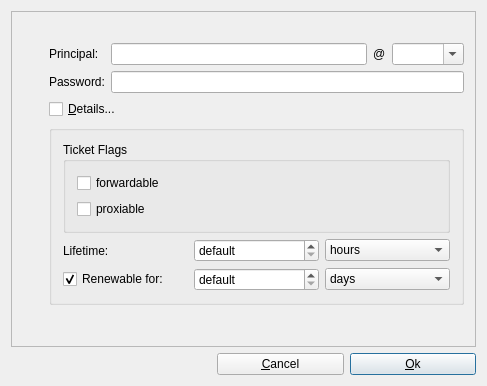
Qt form src/kinitdialog.ui (bas524/kerberos-ticket-watcher) before a commit.
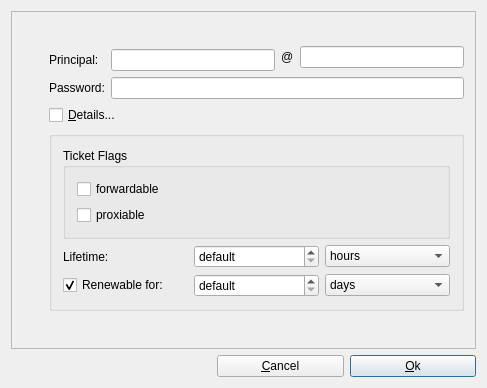
The same form after that commit. Icons and pictures are not drawn.

What changed in the file:
```diff
--- a/src/kinitdialog.ui
+++ b/src/kinitdialog.ui
@@ -12,52 +12,7 @@
   <property name="windowTitle" >
    <string>New Ticket</string>
   </property>
-  <layout class="QGridLayout" name="mainlayout" >
-   <item row="1" column="0" >
-    <spacer name="spacer1" >
-     <property name="orientation" >
-      <enum>Qt::Horizontal</enum>
-     </property>
-     <property name="sizeType" >
-      <enum>QSizePolicy::Fixed</enum>
-     </property>
-     <property name="sizeHint" stdset="0" >
-      <size>
-       <width>200</width>
-       <height>20</height>
-      </size>
-     </property>
-    </spacer>
-   </item>
-   <item row="1" column="1" >
-    <widget class="QPushButton" name="cancelButton" >
-     <property name="text" >
-      <string>&amp;Cancel</string>
-     </property>
-     <property name="shortcut" >
-      <string>Alt+C</string>
-     </property>
-    </widget>
-   </item>
-   <item row="1" column="2" >
-    <widget class="QPushButton" name="okButton" >
-     <property name="sizePolicy" >
-      <sizepolicy vsizetype="Fixed" hsizetype="Minimum" >
-       <horstretch>0</horstretch>
-       <verstretch>0</verstretch>
-      </sizepolicy>
-     </property>
-     <property name="text" >
-      <string>&amp;Ok</string>
-     </property>
-     <property name="shortcut" >
-      <string>Alt+O</string>
-     </property>
-     <property name="default" >
-      <bool>true</bool>
-     </property>
-    </widget>
-   </item>
+  <layout class="QGridLayout" name="gridLayout_2" >
    <item row="0" column="0" colspan="3" >
     <widget class="QFrame" name="frame" >
      <property name="frameShape" >
@@ -67,7 +22,7 @@
       <enum>QFrame::Plain</enum>
      </property>
      <layout class="QGridLayout" name="gridLayout" >
-      <item row="0" column="0" >
+      <item rowspan="2" row="0" column="0" >
        <widget class="QLabel" name="pixmapLabel1" >
         <property name="sizePolicy" >
          <sizepolicy vsizetype="Fixed" hsizetype="Fixed" >
@@ -138,7 +93,7 @@
         </property>
        </widget>
       </item>
-      <item rowspan="5" row="1" column="0" >
+      <item rowspan="5" row="2" column="0" >
        <spacer name="spacer3" >
         <property name="orientation" >
          <enum>Qt::Vertical</enum>
@@ -154,7 +109,7 @@
         </property>
        </spacer>
       </item>
-      <item row="1" column="1" >
+      <item row="2" column="1" >
        <widget class="QLabel" name="textLabel3" >
         <property name="text" >
          <string>Principal:</string>
@@ -164,10 +119,10 @@
         </property>
        </widget>
       </item>
-      <item row="1" column="2" >
+      <item row="2" column="2" >
        <widget class="QLineEdit" name="userLineEdit" />
       </item>
-      <item row="1" column="3" >
+      <item rowspan="2" row="1" column="3" >
        <widget class="QLabel" name="textLabel1" >
         <property name="text" >
          <string>@</string>
@@ -177,14 +132,10 @@
         </property>
        </widget>
       </item>
-      <item row="1" column="4" >
-       <widget class="QComboBox" name="realmComboBox" >
-        <property name="editable" >
-         <bool>true</bool>
-        </property>
-       </widget>
+      <item rowspan="2" row="1" column="4" >
+       <widget class="QLineEdit" name="realmLineEdit" />
       </item>
-      <item row="2" column="1" >
+      <item row="3" column="1" >
        <widget class="QLabel" name="passwordLabel" >
         <property name="text" >
          <string>Password:</string>
@@ -194,14 +145,14 @@
         </property>
        </widget>
       </item>
-      <item row="2" column="2" colspan="3" >
+      <item row="3" column="2" colspan="3" >
        <widget class="QLineEdit" name="passwordLineEdit" >
         <property name="echoMode" >
          <enum>QLineEdit::Password</enum>
         </property>
        </widget>
       </item>
-      <item row="3" column="1" colspan="4" >
+      <item row="4" column="1" colspan="4" >
        <widget class="QCheckBox" name="detailsCheckBox" >
         <property name="text" >
          <string>&amp;Details...</string>
@@ -211,7 +162,7 @@
         </property>
        </widget>
       </item>
-      <item row="4" column="1" colspan="4" >
+      <item row="5" column="1" colspan="4" >
        <widget class="QGroupBox" name="detailsBox" >
         <property name="title" >
          <string/>
@@ -343,7 +294,7 @@
         </layout>
        </widget>
       </item>
-      <item row="5" column="4" >
+      <item row="6" column="4" >
        <spacer name="spacer3_2" >
         <property name="orientation" >
          <enum>Qt::Vertical</enum>
@@ -362,6 +313,51 @@
      </layout>
     </widget>
    </item>
+   <item row="1" column="0" >
+    <spacer name="spacer1" >
+     <property name="orientation" >
+      <enum>Qt::Horizontal</enum>
+     </property>
+     <property name="sizeType" >
+      <enum>QSizePolicy::Fixed</enum>
+     </property>
+     <property name="sizeHint" stdset="0" >
+      <size>
+       <width>200</width>
+       <height>20</height>
+      </size>
+     </property>
+    </spacer>
+   </item>
+   <item row="1" column="1" >
+    <widget class="QPushButton" name="cancelButton" >
+     <property name="text" >
+      <string>&amp;Cancel</string>
+     </property>
+     <property name="shortcut" >
+      <string>Alt+C</string>
+     </property>
+    </widget>
+   </item>
+   <item row="1" column="2" >
+    <widget class="QPushButton" name="okButton" >
+     <property name="sizePolicy" >
+      <sizepolicy vsizetype="Fixed" hsizetype="Minimum" >
+       <horstretch>0</horstretch>
+       <verstretch>0</verstretch>
+      </sizepolicy>
+     </property>
+     <property name="text" >
+      <string>&amp;Ok</string>
+     </property>
+     <property name="shortcut" >
+      <string>Alt+O</string>
+     </property>
+     <property name="default" >
+      <bool>true</bool>
+     </property>
+    </widget>
+   </item>
   </layout>
  </widget>
  <layoutdefault spacing="6" margin="11" />
```
Left out of the diff: 1 changed line with no effect on the pictures.
